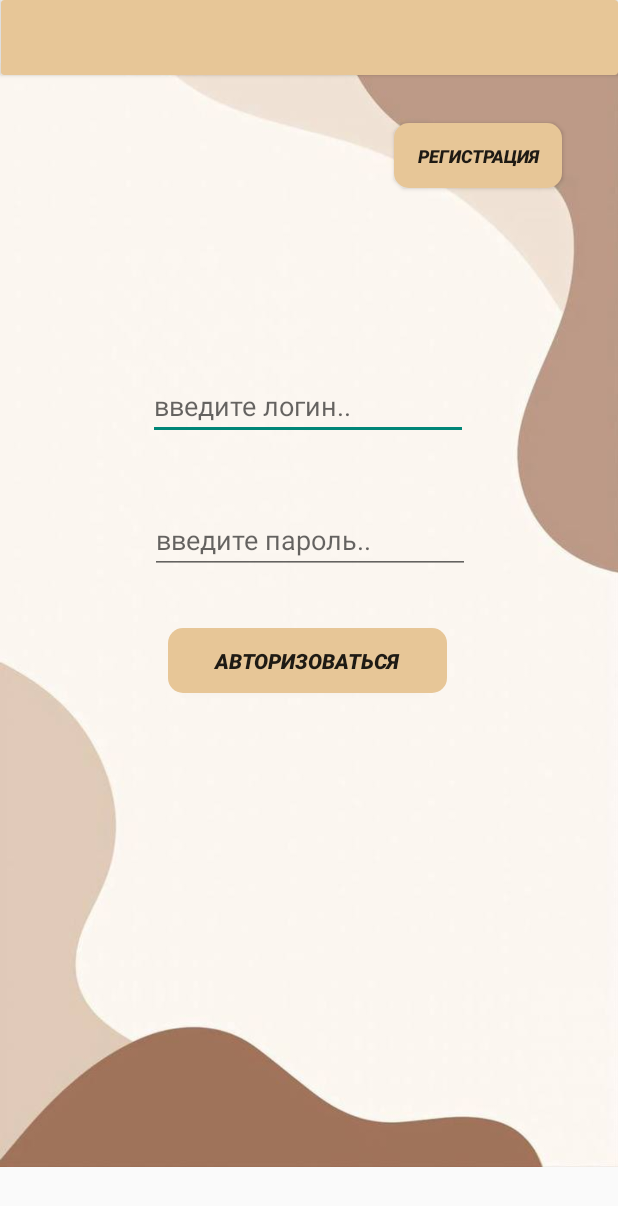
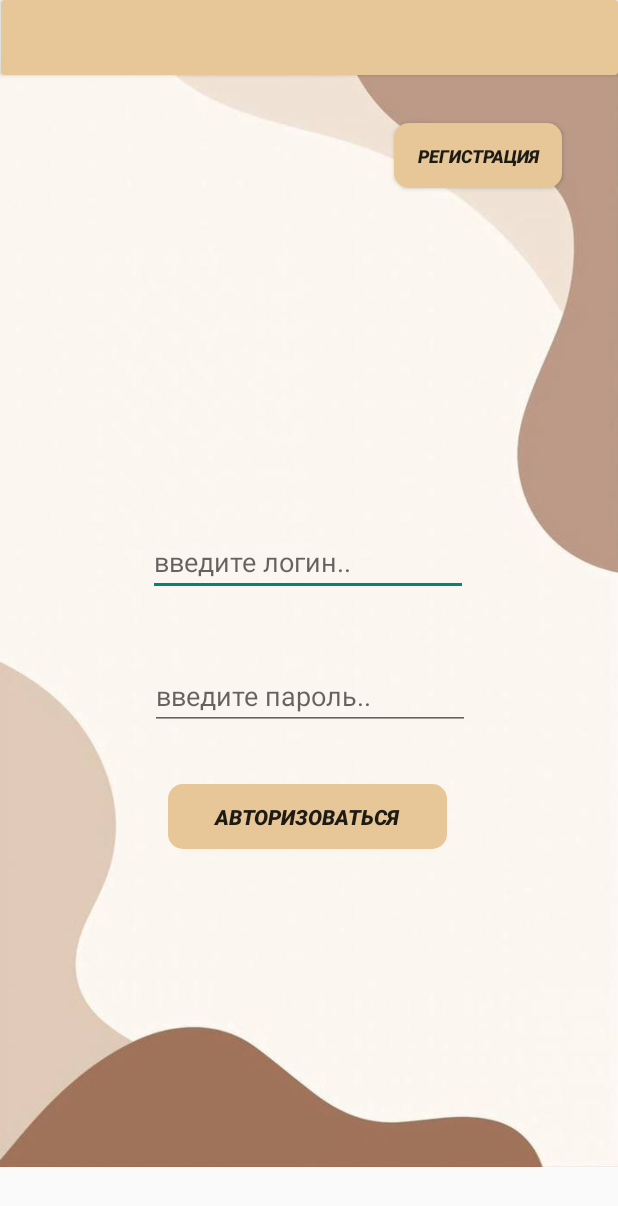
Before and after one commit to olchh/medit, an Android app: the screen it shows after launch (MainActivity), on a phone screen of 412 x 824 dp. Shown: the top 1206 px of the screen. Run offline under Robolectric (Android 15) with nearby library versions, the phone set to English and light mode, and no system bars; our stand-ins replace navigation-ui.

Commit message:
first commit

```diff
--- a/app/build.gradle.kts
+++ b/app/build.gradle.kts
@@ -57,8 +57,6 @@ dependencies {
     androidTestImplementation(libs.androidx.junit)
     androidTestImplementation(libs.androidx.espresso.core)
 
-    //(libs.  biubiubiu.justifytext:library:1.1)
-
     val nav_version = "2.7.7"
     // Kotlin
     implementation("androidx.navigation:navigation-fragment-ktx:$nav_version")
--- a/app/src/main/java/com/example/myapplicationooooo/Dao.kt
+++ b/app/src/main/java/com/example/myapplicationooooo/Dao.kt
@@ -2,6 +2,7 @@ package com.example.myapplicationooooo
 import androidx.room.Dao
 import androidx.room.Insert
 import androidx.room.Query
+import com.example.myapplicationooooo.entity.user
 import kotlinx.coroutines.flow.Flow
 
 @Dao
@@ -11,5 +12,9 @@ interface Dao {
     @Query("SELECT * FROM users")
     fun getAllUser(): Flow<List<user>>
 
+    @Query("Update users set image = :image where id = :id")
+    fun updateUserImage(image:String, id:Int)
 
+    @Query("Select * From users where id = :id")
+    fun getUser(id: Int): Flow<List<user>>
 }
--- a/app/src/main/java/com/example/myapplicationooooo/entity/MainDB.kt
+++ b/app/src/main/java/com/example/myapplicationooooo/entity/MainDB.kt
@@ -5,7 +5,6 @@ import androidx.room.Database
 import androidx.room.Room
 import androidx.room.RoomDatabase
 import com.example.myapplicationooooo.Dao
-import com.example.myapplicationooooo.user
 
 @Database(entities = [user::class], version = 1)
 abstract class MainDB : RoomDatabase() {
--- a/app/src/main/java/com/example/myapplicationooooo/user.kt
+++ b/app/src/main/java/com/example/myapplicationooooo/entity/User.kt
@@ -1,4 +1,4 @@
-package com.example.myapplicationooooo
+package com.example.myapplicationooooo.entity
 
 import androidx.room.ColumnInfo
 import androidx.room.Entity
--- a/app/src/main/res/layout/fragment_authorization.xml
+++ b/app/src/main/res/layout/fragment_authorization.xml
@@ -30,7 +30,7 @@
         android:id="@+id/us_login_a"
         android:layout_width="wrap_content"
         android:layout_height="wrap_content"
-        android:layout_marginTop="248dp"
+        android:layout_marginTop="352dp"
         android:ems="10"
         android:hint="введите логин.."
         android:inputType="text"
--- a/app/src/main/res/layout/fragment_registration.xml
+++ b/app/src/main/res/layout/fragment_registration.xml
@@ -32,7 +32,7 @@
         android:id="@+id/us_name"
         android:layout_width="wrap_content"
         android:layout_height="wrap_content"
-        android:layout_marginTop="192dp"
+        android:layout_marginTop="280dp"
         android:ems="10"
         android:hint="введите имя.."
         android:inputType="text"
--- a/app/src/main/res/navigation/nav_graph.xml
+++ b/app/src/main/res/navigation/nav_graph.xml
@@ -71,6 +71,9 @@
         <action
             android:id="@+id/action_profile_to_stat"
             app:destination="@id/stat" />
+        <action
+            android:id="@+id/action_profile_to_photo2"
+            app:destination="@id/photo2" />
     </fragment>
     <fragment
         android:id="@+id/stat"
@@ -171,11 +174,11 @@
         android:label="fragment_registration"
         tools:layout="@layout/fragment_registration" >
         <action
+            android:id="@+id/action_registration_to_category"
+            app:destination="@id/category" />
+        <action
             android:id="@+id/action_registration_to_authorization"
             app:destination="@id/authorization" />
-        <action
-            android:id="@+id/action_registration_to_category"
-            app:destination="@id/category" />
     </fragment>
     <fragment
         android:id="@+id/authorization"
@@ -183,10 +186,22 @@
         android:label="fragment_authorization"
         tools:layout="@layout/fragment_authorization" >
         <action
+            android:id="@+id/action_authorization_to_category"
+            app:destination="@id/category" />
+        <action
             android:id="@+id/action_authorization_to_registration"
             app:destination="@id/registration" />
+    </fragment>
+    <fragment
+        android:id="@+id/photo2"
+        android:name="com.example.myapplicationooooo.photo"
+        android:label="fragment_photo"
+        tools:layout="@layout/fragment_photo" >
         <action
-            android:id="@+id/action_authorization_to_category"
-            app:destination="@id/category" />
+            android:id="@+id/action_photo2_to_profile"
+            app:destination="@id/profile" />
+        <argument
+            android:name="photoid"
+            app:argType="integer" />
     </fragment>
 </navigation>
```
Also changed, not shown: app/src/main/java/com/example/myapplicationooooo/MainActivity.kt (+4 -5 lines), app/src/main/java/com/example/myapplicationooooo/authorization.kt (+7 -2 lines), app/src/main/java/com/example/myapplicationooooo/photo.kt (added, +88 -0 lines), app/src/main/java/com/example/myapplicationooooo/profile.kt (+25 -6 lines), app/src/main/java/com/example/myapplicationooooo/registration.kt (+12 -10 lines), app/src/main/res/layout/fragment_photo.xml (added, +49 -0 lines), app/src/main/res/layout/fragment_profile.xml (+14 -4 lines), app/src/main/res/drawable/iconprof1.png (added), app/src/main/res/drawable/iconprof2.png (added), app/src/main/res/drawable/iconprof3.png (added), app/src/main/res/drawable/iconprof4.png (added).
